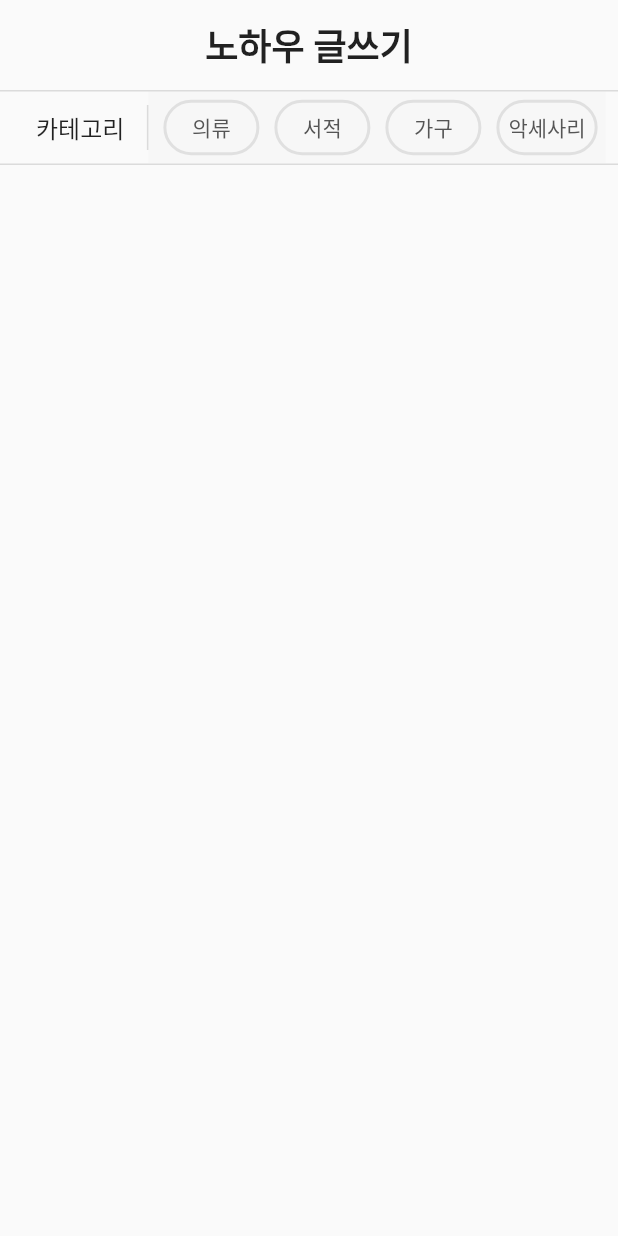
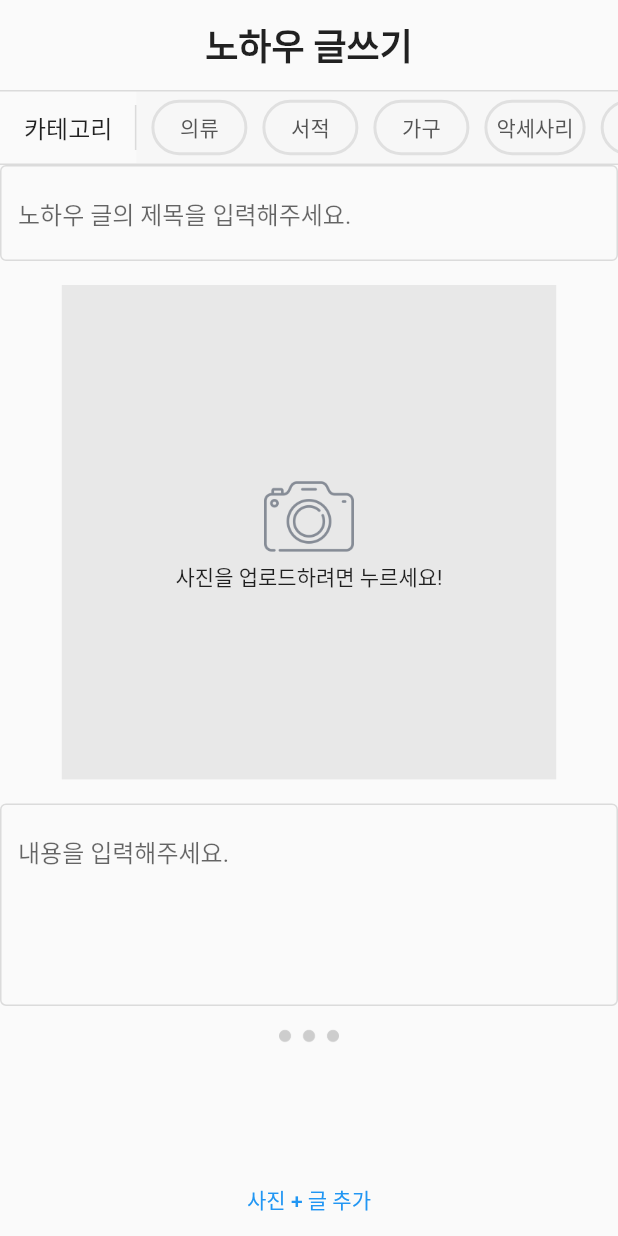
Before and after one commit to hwanny7/Re_Slow, a Flutter app: the KnowhowRegister screen opened by its route, on a phone screen of 412 x 824 dp. Run offline on Flutter 3.47's test engine with Material 2 defaults, Android fonts, the phone set to English and light mode, and no system bars; our stand-ins replace carousel_slider, image_picker, shared_preferences; accounts and stored records are empty; Roboto replaces fonts that are missing (NanumSquare).

Commit message:
:lipstick: 등록 페이지 UI 완 사진 추가, 글 추가 가능하게 사진 직접 불러올 수 있게

```diff
--- a/frontend/lib/pages/knowhow/knowhowregister.dart
+++ b/frontend/lib/pages/knowhow/knowhowregister.dart
@@ -11,6 +11,90 @@ class KnowhowRegister extends StatefulWidget {
 
 class _KnowhowRegisterState extends State<KnowhowRegister> {
   int selected = -1;
+  String title = "";
+
+  int number = 1;
+
+  final ImagePicker _picker = ImagePicker();
+  List<List<XFile>> pickedImgs = [];
+  Future<void> _pickImg() async {
+    final List<XFile>? images = await _picker.pickMultiImage();
+    print("이미지${images}");
+
+    ///
+    if (images != null && images.length != 0) {
+      setState(() {
+        pickedImgs.add(images);
+      });
+    }
+  }
+
+  final ScrollController _scrollController = ScrollController();
+
+  @override
+  void dispose() {
+    _scrollController.dispose();
+    super.dispose();
+  }
+
+  Widget picAndText(int index) {
+    return Column(
+      children: [
+        InkWell(
+            onTap: () => {_pickImg()},
+            child: SingleChildScrollView(
+                child: pickedImgs.length <= index
+                    ? Container(
+                        margin: const EdgeInsets.all(16),
+                        color: Colors.grey.withOpacity(0.2),
+                        width: MediaQuery.of(context).size.width * 0.8,
+                        height: MediaQuery.of(context).size.width * 0.8,
+                        child: Container(
+                            margin: const EdgeInsets.all(16),
+                            child: Column(
+                                mainAxisAlignment: MainAxisAlignment.center,
+                                children: [
+                                  Image.asset(
+                                    "assets/image/camera.png",
+                                    width: 60,
+                                    fit: BoxFit.cover,
+                                  ),
+                                  const Text("사진을 업로드하려면 누르세요!")
+                                ])))
+                    : Container(
+                        margin: const EdgeInsets.all(16),
+                        width: MediaQuery.of(context).size.width * 0.8,
+                        height: MediaQuery.of(context).size.width * 0.8,
+                        child: Image.file(
+                          File(pickedImgs[index][0].path),
+                          fit: BoxFit.cover,
+                        )))),
+        SizedBox(
+            child: TextField(
+          onChanged: (text) {
+            setState(() {
+              title = text;
+            });
+          },
+          decoration: const InputDecoration(
+            hintText: '내용을 입력해주세요.',
+            labelStyle: TextStyle(color: Color(0xffDBDBDB)),
+            focusedBorder: OutlineInputBorder(
+              borderSide: BorderSide(width: 1, color: Color(0xffDBDBDB)),
+            ),
+            enabledBorder: OutlineInputBorder(
+              borderSide: BorderSide(width: 1, color: Color(0xffDBDBDB)),
+            ),
+            border: OutlineInputBorder(),
+            floatingLabelBehavior: FloatingLabelBehavior.auto,
+          ),
+          keyboardType: TextInputType.multiline,
+          maxLines: 5,
+        )),
+        Image.asset("assets/image/dots.png", width: 40)
+      ],
+    );
+  }
 
   Widget categoryTag(int index, String tagname) {
     return Container(
@@ -42,6 +126,7 @@ class _KnowhowRegisterState extends State<KnowhowRegister> {
   Widget build(BuildContext context) {
     return SafeArea(
         child: Scaffold(
+      resizeToAvoidBottomInset: false,
       body: Column(children: [
         Container(
             margin: const EdgeInsets.all(12),
@@ -61,16 +146,16 @@ class _KnowhowRegisterState extends State<KnowhowRegister> {
             color: const Color(0xffDBDBDB)),
         Row(children: [
           Container(
-              margin: const EdgeInsets.fromLTRB(24, 0, 8, 0),
+              margin: const EdgeInsets.fromLTRB(16, 0, 8, 0),
               width: MediaQuery.of(context).size.width * 0.16,
               child: const Text(
                 "카테고리",
                 style: TextStyle(fontSize: 16),
               )),
           Container(width: 1, height: 30, color: const Color(0xffDBDBDB)),
-          Container(
+          Expanded(
+              child: Container(
                   color: Colors.grey.withOpacity(0.03),
-              width: MediaQuery.of(context).size.width * 0.74,
                   child: SingleChildScrollView(
                       scrollDirection: Axis.horizontal,
                       child: Row(
@@ -82,12 +167,47 @@ class _KnowhowRegisterState extends State<KnowhowRegister> {
                             categoryTag(4, "악세사리"),
                             categoryTag(5, "잡화"),
                             categoryTag(6, "잘 넘어가니?")
-                      ])))
+                          ]))))
         ]),
         Container(
             width: MediaQuery.of(context).size.width,
             height: 1,
             color: const Color(0xffDBDBDB)),
+        Container(
+            child: TextField(
+          onChanged: (text) {
+            setState(() {
+              title = text;
+            });
+          },
+          decoration: const InputDecoration(
+            hintText: '노하우 글의 제목을 입력해주세요.',
+            labelStyle: TextStyle(color: Color(0xffDBDBDB)),
+            focusedBorder: OutlineInputBorder(
+              borderSide: BorderSide(width: 1, color: Color(0xffDBDBDB)),
+            ),
+            enabledBorder: OutlineInputBorder(
+              borderSide: BorderSide(width: 1, color: Color(0xffDBDBDB)),
+            ),
+            border: OutlineInputBorder(),
+            floatingLabelBehavior: FloatingLabelBehavior.auto,
+          ),
+          keyboardType: TextInputType.text,
+        )),
+        Expanded(
+          child: ListView.builder(
+              itemCount: number,
+              itemBuilder: ((context, index) {
+                return picAndText(index);
+              })),
+        ),
+        TextButton(
+            onPressed: () => {
+                  setState(() {
+                    number++;
+                  })
+                },
+            child: Text("사진 + 글 추가")),
       ]),
     ));
   }
```
Also changed, not shown: frontend/assets/image/camera.png (added), frontend/assets/image/document.png (added). Lines whose indentation alone changed are shown as unchanged.
